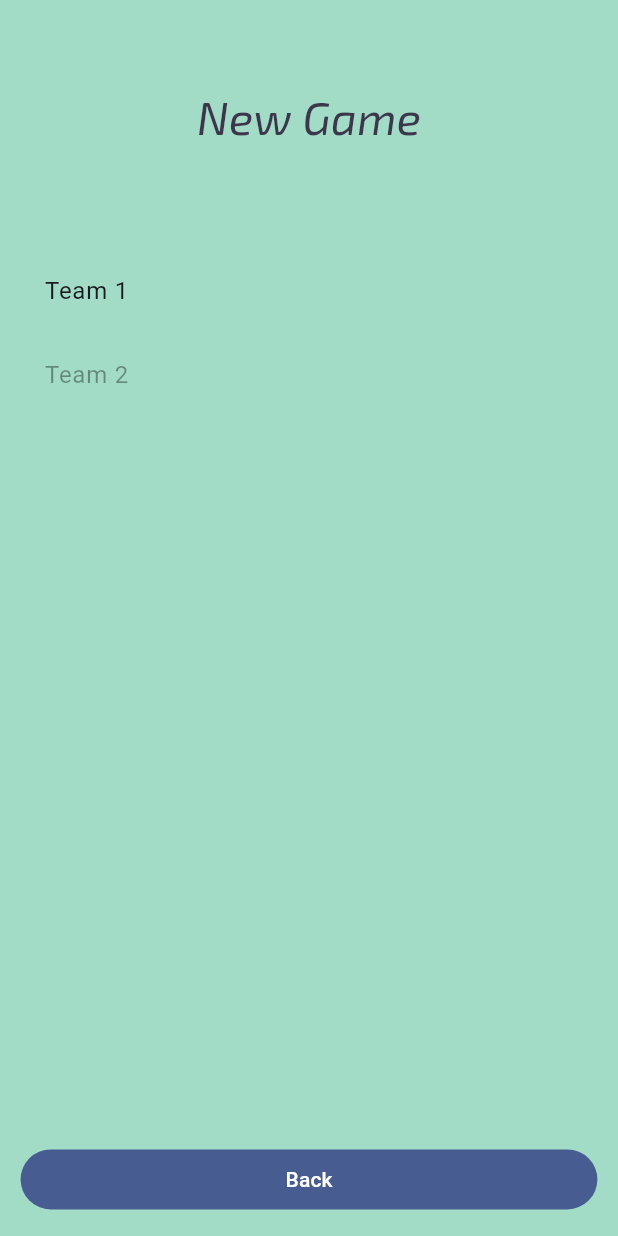
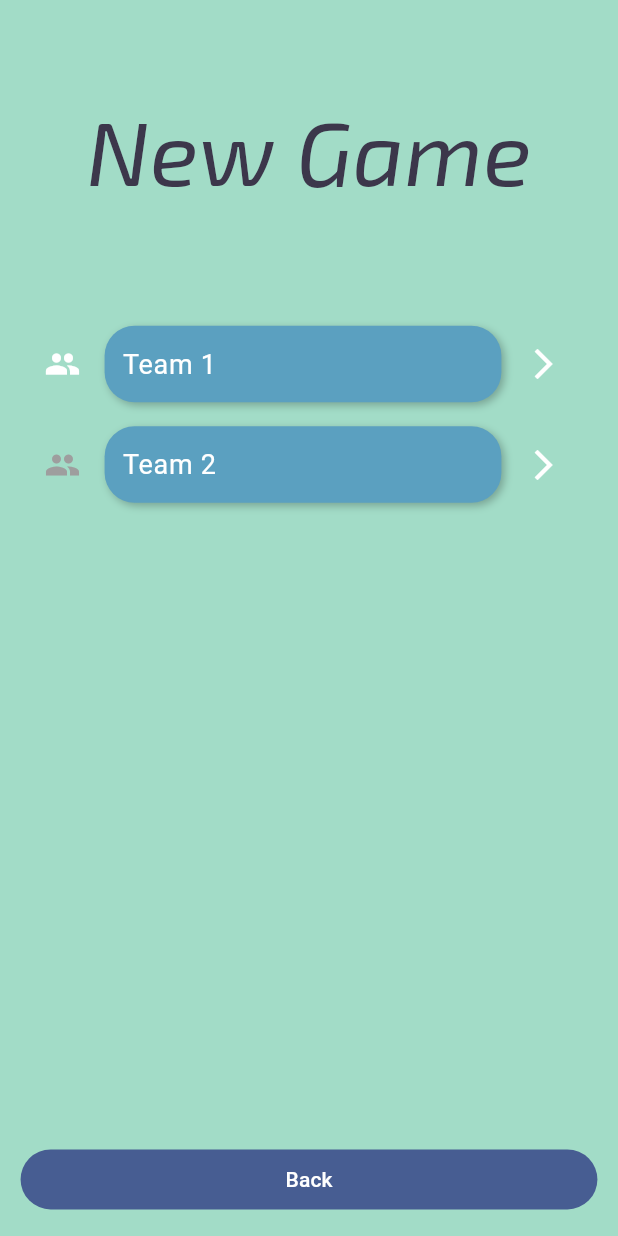
Before and after one commit to swarooppatilx/headsup, a Flutter app: the LevelSelectionScreen screen opened by its route, on a phone screen of 412 x 824 dp. Run offline on Flutter 3.47's test engine with Material 3 defaults, Android fonts, the phone set to English and light mode, and no system bars; our stand-ins replace audioplayers, firebase_core, go_router, google_mobile_ads, in_app_purchase, shared_preferences; missing offline and left inert: games_services; accounts and stored records are empty; project files that could hold a hidden picture were left out.

Commit message:
Update level_selection_screen.dart

```diff
--- a/lib/src/level_selection/level_selection_screen.dart
+++ b/lib/src/level_selection/level_selection_screen.dart
@@ -27,7 +27,7 @@ class LevelSelectionScreen extends StatelessWidget {
               child: Center(
                 child: Text(
                   'New Game',
-                  style: TextStyle(fontFamily: 'Exo 2', fontSize: 30),
+                  style: TextStyle(fontFamily: 'Exo 2', fontSize: 60),
                 ),
               ),
             ),
@@ -46,7 +46,51 @@ class LevelSelectionScreen extends StatelessWidget {
                         GoRouter.of(context)
                             .go('/play/session/${level.number}');
                       },
-                      title: Text('Team ${level.number}'),
+                      leading: Icon(
+                        Icons.group,
+                        color: playerProgress.highestLevelReached >=
+                                level.number - 1
+                            ? Colors.white
+                            : Colors.grey,
+                      ),
+                      title: Container(
+                        decoration: BoxDecoration(
+                          gradient: LinearGradient(
+                            colors: const [
+                              Color(0xFF5BA0C0),
+                              Color(0xFF5BA0C0),
+                            ],
+                            begin: Alignment.topLeft,
+                            end: Alignment.bottomRight,
+                          ),
+                          borderRadius: BorderRadius.circular(20),
+                          boxShadow: const [
+                            BoxShadow(
+                              color: Colors.black26,
+                              blurRadius: 4,
+                              offset: Offset(2, 2),
+                            ),
+                          ],
+                        ),
+                        padding: const EdgeInsets.all(12),
+                        child: Text(
+                          'Team ${level.number}',
+                          style: TextStyle(
+                            fontSize: 18,
+                            color: playerProgress.highestLevelReached >=
+                                    level.number - 1
+                                ? Colors.white
+                                : Colors.white,
+                          ),
+                        ),
+                      ),
+                      trailing: Icon(
+                        Icons.arrow_forward_ios,
+                        color: playerProgress.highestLevelReached >=
+                                level.number - 1
+                            ? Colors.white
+                            : Colors.white,
+                      ),
                     )
                 ],
               ),
@@ -63,3 +107,53 @@ class LevelSelectionScreen extends StatelessWidget {
     );
   }
 }
+
+class ImprovedContainer extends StatelessWidget {
+  final int levelNumber;
+
+  const ImprovedContainer({super.key, required this.levelNumber});
+
+  @override
+  Widget build(BuildContext context) {
+    return Container(
+      margin: const EdgeInsets.symmetric(vertical: 10, horizontal: 20),
+      padding: const EdgeInsets.all(12),
+      decoration: BoxDecoration(
+        gradient: const LinearGradient(
+          colors: [
+            Color.fromARGB(255, 91, 160, 192),
+            Color.fromARGB(255, 40, 120, 180),
+          ],
+          begin: Alignment.topLeft,
+          end: Alignment.bottomRight,
+        ),
+        borderRadius: BorderRadius.circular(120),
+        boxShadow: [
+          BoxShadow(
+            color: Colors.black.withOpacity(0.2),
+            spreadRadius: 2,
+            blurRadius: 10,
+            offset: Offset(0, 5), // changes position of shadow
+          ),
+        ],
+      ),
+      child: Center(
+        child: Text(
+          'Team $levelNumber',
+          style: const TextStyle(
+            fontSize: 18,
+            fontWeight: FontWeight.bold,
+            color: Colors.white,
+            shadows: [
+              Shadow(
+                blurRadius: 10.0,
+                color: Colors.black38,
+                offset: Offset(2, 2),
+              ),
+            ],
+          ),
+        ),
+      ),
+    );
+  }
+}
```
